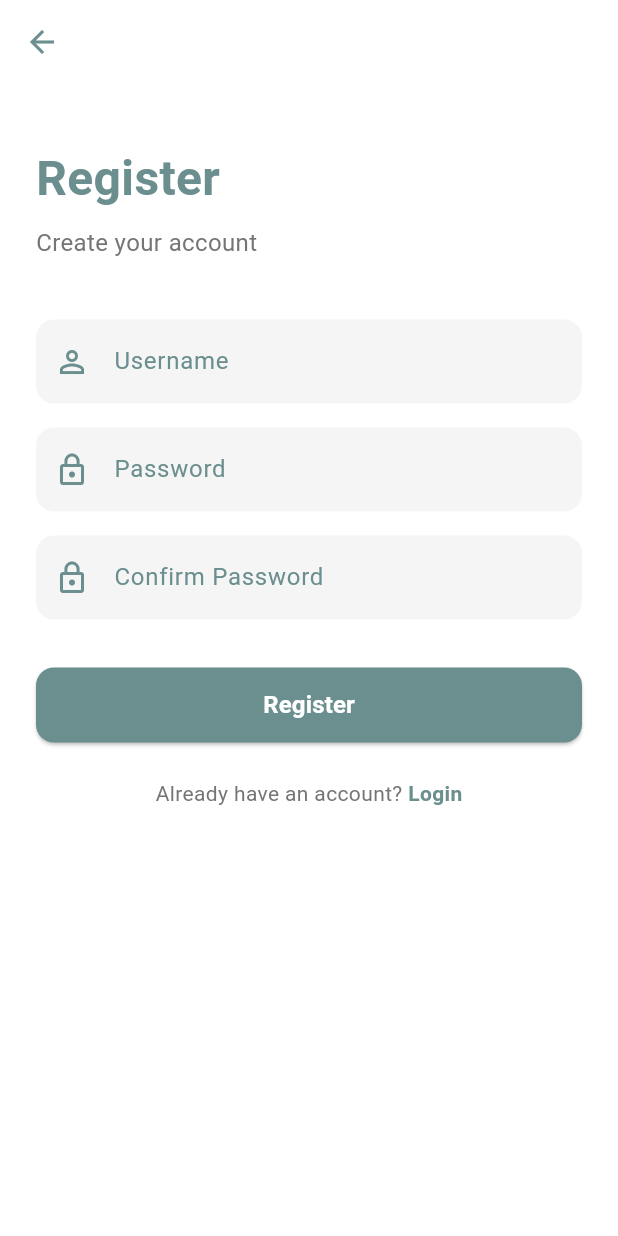
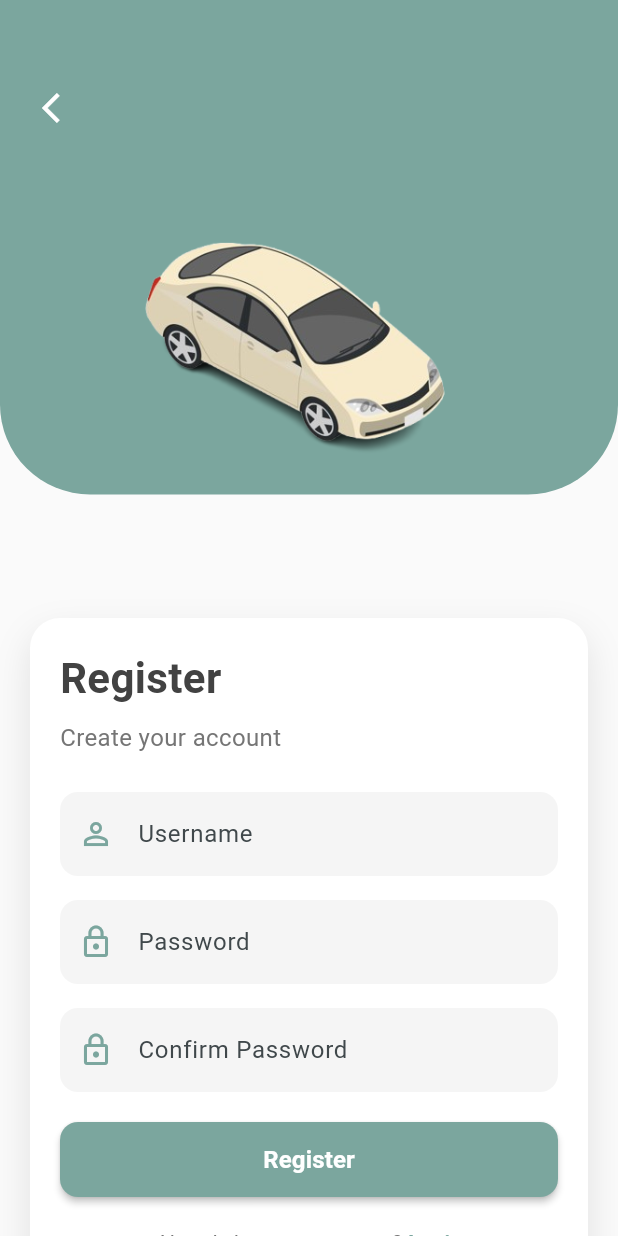
Before and after one commit to PBP-C07/Rentara-Mobile, a Flutter app: the RegisterPage screen opened directly, on a phone screen of 412 x 824 dp. Run offline on Flutter 3.47's test engine with Material 3 defaults, Android fonts, the phone set to English and light mode, and no system bars; our stand-ins replace shared_preferences; missing offline and left inert: pbp_django_auth; accounts and stored records are empty; network calls fail.

Commit message:
memperbaiki tampilan login dan register

```diff
--- a/lib/pages/main/screens/login.dart
+++ b/lib/pages/main/screens/login.dart
@@ -45,32 +45,21 @@
                 ),
               ),
               Positioned(
-                top: 40,
-                left: 20,
-                child: SafeArea(
-                  child: IconButton(
-                    icon: Icon(Icons.arrow_back_ios, color: Colors.white),
-                    onPressed: () => Navigator.of(context).pop(),
-                  ),
-                ),
-              ),
-              Positioned(
-                top: size.height * 0.15,
+                top: size.height * 0.05,
                 left: 20,
                 right: 20,
                 child: Container(
-                  height: size.height * 0.25,
+                  height: size.height * 0.45,
                   decoration: BoxDecoration(
                     image: DecorationImage(
                       image: AssetImage('lib/pages/main/assets/car1.png'),
-                      fit: BoxFit.contain,
-                      scale: 0.103,
+                      fit: BoxFit.fitHeight,
                     ),
                   ),
                 ),
               ),
               Positioned(
-                top: size.height * 0.45,
+                top: size.height * 0.50,
                 left: 20,
                 right: 20,
                 child: Container(
@@ -234,7 +223,7 @@
                           ),
                           GestureDetector(
                             onTap: () {
-                              Navigator.push(
+                              Navigator.pushReplacement(
                                 context,
                                 MaterialPageRoute(
                                   builder: (context) => const RegisterPage(),
@@ -255,6 +244,16 @@
                   ),
                 ),
               ),
+              Positioned(
+                top: 48,
+                left: 16,
+                child: IconButton(
+                  icon: Icon(Icons.arrow_back_ios, color: Colors.white),
+                  onPressed: () {
+                    Navigator.pop(context);
+                  },
+                ),
+              ),
             ],
           ),
         ),
--- a/lib/pages/main/screens/profile.dart
+++ b/lib/pages/main/screens/profile.dart
@@ -189,7 +189,7 @@
                             ),
                           ),
                           child: const Text(
-                            'Login',
+                            'Log In',
                             style: TextStyle(
                               fontSize: 16,
                               fontWeight: FontWeight.bold,
--- a/lib/pages/main/screens/register.dart
+++ b/lib/pages/main/screens/register.dart
@@ -19,94 +19,134 @@
   @override
   Widget build(BuildContext context) {
     final request = context.watch<CookieRequest>();
+    final size = MediaQuery.of(context).size;
 
     return Scaffold(
-      backgroundColor: Colors.white,
-      appBar: AppBar(
-        backgroundColor: Colors.transparent,
-        elevation: 0,
-        leading: IconButton(
-          icon: const Icon(Icons.arrow_back, color: Color(0xFF6B8E8E)),
-          onPressed: () => Navigator.of(context).pop(),
+      backgroundColor: Colors.grey[50],
+      body: SingleChildScrollView(
+        child: Container(
+          height: size.height,
+          child: Stack(
+            children: [
+              Positioned(
+                top: 0,
+                left: 0,
+                right: 0,
+                height: size.height * 0.4,
+                child: Container(
+                  decoration: BoxDecoration(
+                    color: const Color(0xFF7BA69E),
+                    borderRadius: BorderRadius.only(
+                      bottomLeft: Radius.circular(60),
+                      bottomRight: Radius.circular(60),
                     ),
                   ),
-      body: SafeArea(
-        child: SingleChildScrollView(
-          padding: const EdgeInsets.symmetric(horizontal: 24.0),
+                ),
+              ),
+              Positioned(
+                top: size.height * 0.05,
+                left: 20,
+                right: 20,
+                child: Container(
+                  height: size.height * 0.45,
+                  decoration: BoxDecoration(
+                    image: DecorationImage(
+                      image: AssetImage('lib/pages/main/assets/car1.png'),
+                      fit: BoxFit.fitHeight,
+                    ),
+                  ),
+                ),
+              ),
+              Positioned(
+                top: size.height * 0.50,
+                left: 20,
+                right: 20,
+                child: Container(
+                  padding: EdgeInsets.all(20),
+                  decoration: BoxDecoration(
+                    color: Colors.white,
+                    borderRadius: BorderRadius.circular(20),
+                    boxShadow: [
+                      BoxShadow(
+                        color: Colors.black.withOpacity(0.1),
+                        blurRadius: 20,
+                        offset: Offset(0, 10),
+                      ),
+                    ],
+                  ),
                   child: Column(
                     crossAxisAlignment: CrossAxisAlignment.start,
                     children: [
-              const SizedBox(height: 40),
                       Text(
                         'Register',
                         style: TextStyle(
-                  fontSize: 32,
+                          fontSize: 28,
                           fontWeight: FontWeight.bold,
-                  color: Color(0xFF6B8E8E),
+                          color: Colors.grey[800],
                         ),
                       ),
-              const SizedBox(height: 8),
+                      SizedBox(height: 8),
                       Text(
                         'Create your account',
                         style: TextStyle(
+                          color: Colors.grey[600],
                           fontSize: 16,
-                  color: Colors.grey[600],
                         ),
                       ),
-              const SizedBox(height: 40),
-              TextField(
+                      SizedBox(height: 25),
+                      Container(
+                        decoration: BoxDecoration(
+                          color: Colors.grey[100],
+                          borderRadius: BorderRadius.circular(12),
+                        ),
+                        child: TextField(
                           controller: _usernameController,
                           decoration: InputDecoration(
-                  labelText: 'Username',
-                  labelStyle: TextStyle(color: Color(0xFF6B8E8E)),
-                  hintText: 'Enter your username',
-                  filled: true,
-                  fillColor: Colors.grey[100],
-                  border: OutlineInputBorder(
-                    borderRadius: BorderRadius.circular(12),
-                    borderSide: BorderSide.none,
-                  ),
-                  prefixIcon:
-                      Icon(Icons.person_outline, color: Color(0xFF6B8E8E)),
+                            hintText: 'Username',
+                            prefixIcon: Icon(Icons.person_outline,
+                                color: Color(0xFF7BA69E)),
+                            border: InputBorder.none,
+                            contentPadding: EdgeInsets.all(16),
                           ),
                         ),
-              const SizedBox(height: 16),
-              TextField(
+                      ),
+                      SizedBox(height: 16),
+                      Container(
+                        decoration: BoxDecoration(
+                          color: Colors.grey[100],
+                          borderRadius: BorderRadius.circular(12),
+                        ),
+                        child: TextField(
                           controller: _passwordController,
                           obscureText: true,
                           decoration: InputDecoration(
-                  labelText: 'Password',
-                  labelStyle: TextStyle(color: Color(0xFF6B8E8E)),
-                  hintText: 'Enter your password',
-                  filled: true,
-                  fillColor: Colors.grey[100],
-                  border: OutlineInputBorder(
-                    borderRadius: BorderRadius.circular(12),
-                    borderSide: BorderSide.none,
-                  ),
-                  prefixIcon:
-                      Icon(Icons.lock_outline, color: Color(0xFF6B8E8E)),
+                            hintText: 'Password',
+                            prefixIcon: Icon(Icons.lock_outline,
+                                color: Color(0xFF7BA69E)),
+                            border: InputBorder.none,
+                            contentPadding: EdgeInsets.all(16),
                           ),
                         ),
-              const SizedBox(height: 16),
-              TextField(
+                      ),
+                      SizedBox(height: 16),
+                      Container(
+                        decoration: BoxDecoration(
+                          color: Colors.grey[100],
+                          borderRadius: BorderRadius.circular(12),
+                        ),
+                        child: TextField(
                           controller: _confirmPasswordController,
                           obscureText: true,
                           decoration: InputDecoration(
-                  labelText: 'Confirm Password',
-                  labelStyle: TextStyle(color: Color(0xFF6B8E8E)),
-                  hintText: 'Confirm your password',
-                  filled: true,
-                  fillColor: Colors.grey[100],
-                  border: OutlineInputBorder(
-                    borderRadius: BorderRadius.circular(12),
-                    borderSide: BorderSide.none,
-                  ),
-                  prefixIcon:
-                      Icon(Icons.lock_outline, color: Color(0xFF6B8E8E)),
+                            hintText: 'Confirm Password',
+                            prefixIcon: Icon(Icons.lock_outline,
+                                color: Color(0xFF7BA69E)),
+                            border: InputBorder.none,
+                            contentPadding: EdgeInsets.all(16),
                           ),
                         ),
-              const SizedBox(height: 32),
+                      ),
+                      SizedBox(height: 20),
                       SizedBox(
                         width: double.infinity,
                         height: 50,
@@ -144,10 +184,9 @@
                                   ..showSnackBar(
                                     SnackBar(
                                       content: Text(response['message']),
-                              backgroundColor: Color(0xFF6B8E8E),
+                                      backgroundColor: Color(0xFF7BA69E),
                                     ),
                                   );
-                        // Redirect ke halaman login
                                 Navigator.pushReplacement(
                                   context,
                                   MaterialPageRoute(
@@ -168,22 +207,22 @@
                             }
                           },
                           style: ElevatedButton.styleFrom(
-                    backgroundColor: Color(0xFF6B8E8E),
+                            backgroundColor: Color(0xFF7BA69E),
                             shape: RoundedRectangleBorder(
                               borderRadius: BorderRadius.circular(12),
                             ),
+                            elevation: 2,
                           ),
-                  child: const Text(
+                          child: Text(
                             'Register',
                             style: TextStyle(
                               fontSize: 16,
                               fontWeight: FontWeight.bold,
-                      color: Colors.white,
                             ),
                           ),
                         ),
                       ),
-              const SizedBox(height: 24),
+                      SizedBox(height: 20),
                       Row(
                         mainAxisAlignment: MainAxisAlignment.center,
                         children: [
@@ -202,7 +241,7 @@
                             child: Text(
                               'Login',
                               style: TextStyle(
-                        color: Color(0xFF6B8E8E),
+                                color: Color(0xFF7BA69E),
                                 fontWeight: FontWeight.bold,
                               ),
                             ),
@@ -213,6 +252,20 @@
                   ),
                 ),
               ),
+              Positioned(
+                top: 48,
+                left: 16,
+                child: IconButton(
+                  icon: Icon(Icons.arrow_back_ios, color: Colors.white),
+                  onPressed: () {
+                    Navigator.pop(context);
+                  },
+                ),
+              ),
+            ],
+          ),
+        ),
+      ),
     );
   }
 }
```
Lines whose indentation alone changed are shown as unchanged.
